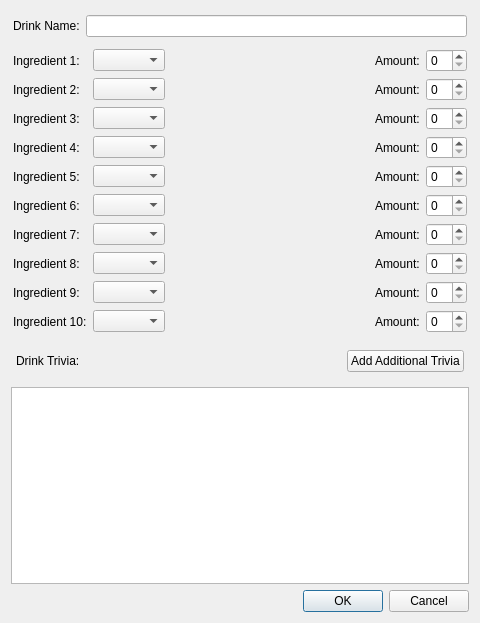
Before: the Qt Designer form customdrinkimporter.ui in wintersca/bartender, drawn with Qt 5.
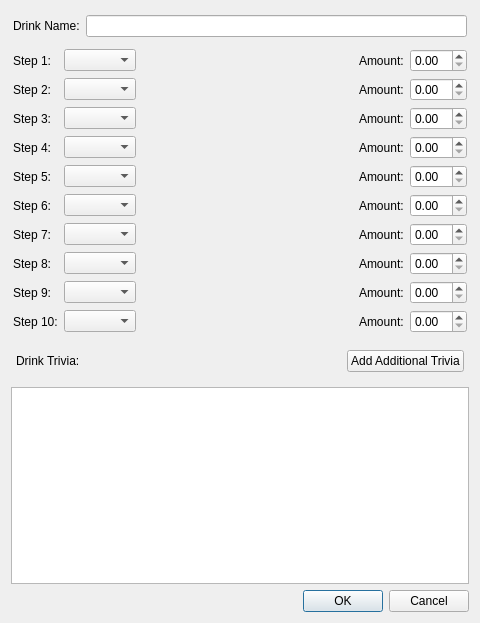
After: the same form once the commit is applied.

Commit message: Converted the drink importer to use steps and sizes based around 0.25.

The edit to the form file:
```diff
--- a/customdrinkimporter.ui
+++ b/customdrinkimporter.ui
@@ -84,13 +84,10 @@
       <item row="9" column="0">
        <widget class="QLabel" name="label_11">
         <property name="text">
-         <string>Ingredient 10:</string>
+         <string>Step 10:</string>
         </property>
        </widget>
       </item>
-      <item row="2" column="4">
-       <widget class="QSpinBox" name="amountBox3"/>
-      </item>
       <item row="3" column="2">
        <spacer name="horizontalSpacer_4">
         <property name="orientation">
@@ -127,18 +124,12 @@
       <item row="4" column="0">
        <widget class="QLabel" name="label_6">
         <property name="text">
-         <string>Ingredient 5:</string>
+         <string>Step 5:</string>
         </property>
        </widget>
       </item>
       <item row="0" column="1">
-       <widget class="QComboBox" name="ingredientBox1"/>
-      </item>
-      <item row="0" column="4">
-       <widget class="QSpinBox" name="amountBox1"/>
-      </item>
-      <item row="3" column="4">
-       <widget class="QSpinBox" name="amountBox4"/>
+       <widget class="QComboBox" name="stepBox1"/>
       </item>
       <item row="1" column="3">
        <widget class="QLabel" name="label_12">
@@ -156,21 +147,21 @@
       <item row="8" column="0">
        <widget class="QLabel" name="label_10">
         <property name="text">
-         <string>Ingredient 9:</string>
+         <string>Step 9:</string>
         </property>
        </widget>
       </item>
       <item row="7" column="0">
        <widget class="QLabel" name="label_9">
         <property name="text">
-         <string>Ingredient 8:</string>
+         <string>Step 8:</string>
         </property>
        </widget>
       </item>
       <item row="2" column="0">
        <widget class="QLabel" name="label_4">
         <property name="text">
-         <string>Ingredient 3:</string>
+         <string>Step 3:</string>
         </property>
        </widget>
       </item>
@@ -187,9 +178,6 @@
         </property>
        </spacer>
       </item>
-      <item row="7" column="4">
-       <widget class="QSpinBox" name="amountBox8"/>
-      </item>
       <item row="0" column="2">
        <spacer name="horizontalSpacer">
         <property name="orientation">
@@ -206,20 +194,17 @@
       <item row="1" column="0">
        <widget class="QLabel" name="label_3">
         <property name="text">
-         <string>Ingredient 2:</string>
+         <string>Step 2:</string>
         </property>
        </widget>
       </item>
       <item row="0" column="0">
        <widget class="QLabel" name="label">
         <property name="text">
-         <string>Ingredient 1:</string>
+         <string>Step 1:</string>
         </property>
        </widget>
       </item>
-      <item row="9" column="4">
-       <widget class="QSpinBox" name="amountBox10"/>
-      </item>
       <item row="8" column="2">
        <spacer name="horizontalSpacer_9">
         <property name="orientation">
@@ -243,13 +228,10 @@
         </property>
        </widget>
       </item>
-      <item row="8" column="4">
-       <widget class="QSpinBox" name="amountBox9"/>
-      </item>
       <item row="5" column="0">
        <widget class="QLabel" name="label_7">
         <property name="text">
-         <string>Ingredient 6:</string>
+         <string>Step 6:</string>
         </property>
        </widget>
       </item>
@@ -263,9 +245,6 @@
         </property>
        </widget>
       </item>
-      <item row="6" column="4">
-       <widget class="QSpinBox" name="amountBox7"/>
-      </item>
       <item row="1" column="2">
        <spacer name="horizontalSpacer_2">
         <property name="orientation">
@@ -305,9 +284,6 @@
         </property>
        </spacer>
       </item>
-      <item row="4" column="4">
-       <widget class="QSpinBox" name="amountBox5"/>
-      </item>
       <item row="5" column="3">
        <widget class="QLabel" name="label_16">
         <property name="text">
@@ -362,16 +338,10 @@
         </property>
        </widget>
       </item>
-      <item row="5" column="4">
-       <widget class="QSpinBox" name="amountBox6"/>
-      </item>
-      <item row="1" column="4">
-       <widget class="QSpinBox" name="amountBox2"/>
-      </item>
       <item row="6" column="0">
        <widget class="QLabel" name="label_8">
         <property name="text">
-         <string>Ingredient 7:</string>
+         <string>Step 7:</string>
         </property>
        </widget>
       </item>
@@ -397,7 +367,7 @@
       <item row="3" column="0">
        <widget class="QLabel" name="label_5">
         <property name="text">
-         <string>Ingredient 4:</string>
+         <string>Step 4:</string>
         </property>
        </widget>
       </item>
@@ -409,7 +379,37 @@
        </widget>
       </item>
       <item row="1" column="1">
-       <widget class="QComboBox" name="ingredientBox2"/>
+       <widget class="QComboBox" name="stepBox2"/>
+      </item>
+      <item row="0" column="4">
+       <widget class="QDoubleSpinBox" name="amountBox1"/>
+      </item>
+      <item row="1" column="4">
+       <widget class="QDoubleSpinBox" name="amountBox2"/>
+      </item>
+      <item row="2" column="4">
+       <widget class="QDoubleSpinBox" name="amountBox3"/>
+      </item>
+      <item row="3" column="4">
+       <widget class="QDoubleSpinBox" name="amountBox4"/>
+      </item>
+      <item row="4" column="4">
+       <widget class="QDoubleSpinBox" name="amountBox5"/>
+      </item>
+      <item row="5" column="4">
+       <widget class="QDoubleSpinBox" name="amountBox6"/>
+      </item>
+      <item row="6" column="4">
+       <widget class="QDoubleSpinBox" name="amountBox7"/>
+      </item>
+      <item row="7" column="4">
+       <widget class="QDoubleSpinBox" name="amountBox8"/>
+      </item>
+      <item row="8" column="4">
+       <widget class="QDoubleSpinBox" name="amountBox9"/>
+      </item>
+      <item row="9" column="4">
+       <widget class="QDoubleSpinBox" name="amountBox10"/>
       </item>
      </layout>
     </widget>
```
Left out of the diff: 16 changed lines with no effect on the pictures. The commit also changes 4 other files.
